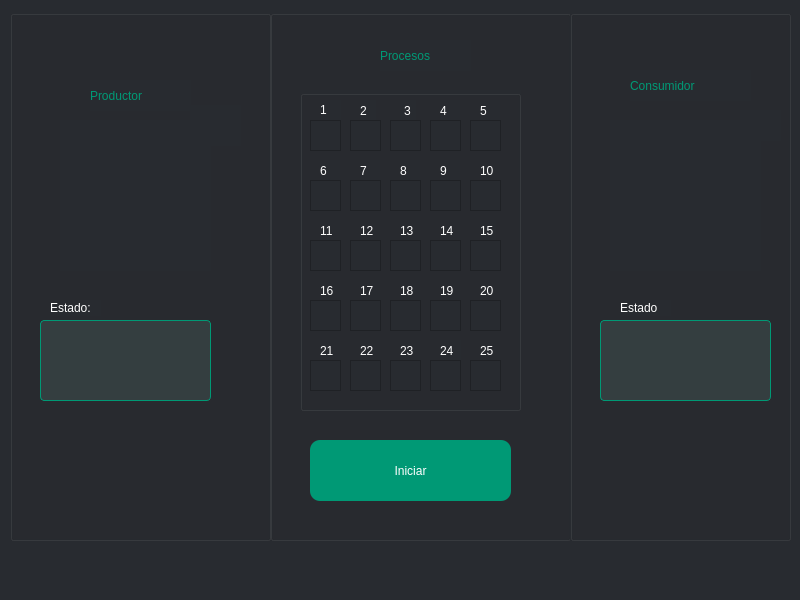
Qt form view/mainWindow.ui (Edgarbanzo/Productor-Consumidor) before a commit.
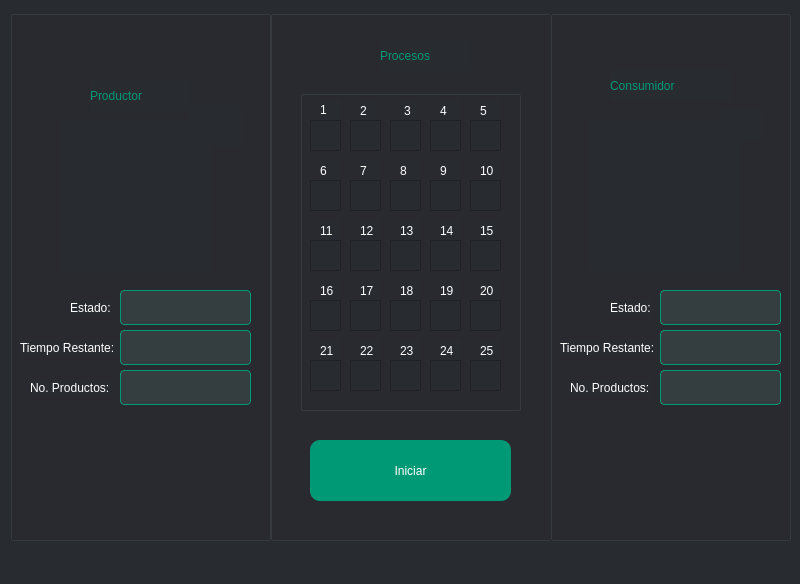
The same form after that commit. Icons and pictures are not drawn.

Patch:
```diff
--- a/view/mainWindow.ui
+++ b/view/mainWindow.ui
@@ -7,7 +7,7 @@
     <x>0</x>
     <y>0</y>
     <width>800</width>
-    <height>600</height>
+    <height>584</height>
    </rect>
   </property>
   <property name="windowTitle">
@@ -969,10 +969,10 @@
     <widget class="QLineEdit" name="textBox_StatusProductor">
      <property name="geometry">
       <rect>
-       <x>30</x>
-       <y>310</y>
-       <width>171</width>
-       <height>81</height>
+       <x>110</x>
+       <y>280</y>
+       <width>131</width>
+       <height>35</height>
       </rect>
      </property>
      <property name="minimumSize">
@@ -1043,9 +1043,9 @@
     <widget class="QLabel" name="label_StatusProductor">
      <property name="geometry">
       <rect>
-       <x>40</x>
+       <x>60</x>
        <y>290</y>
-       <width>51</width>
+       <width>41</width>
        <height>16</height>
       </rect>
      </property>
@@ -1075,13 +1075,107 @@
       <bool>true</bool>
      </property>
     </widget>
+    <widget class="QLabel" name="label_StatusProductor_2">
+     <property name="geometry">
+      <rect>
+       <x>10</x>
+       <y>330</y>
+       <width>101</width>
+       <height>16</height>
+      </rect>
+     </property>
+     <property name="styleSheet">
+      <string notr="true">color:rgb(255, 255, 255);</string>
+     </property>
+     <property name="text">
+      <string>Tiempo Restante:</string>
+     </property>
+    </widget>
+    <widget class="QLineEdit" name="textBox_StatusProductor_2">
+     <property name="geometry">
+      <rect>
+       <x>110</x>
+       <y>320</y>
+       <width>131</width>
+       <height>35</height>
+      </rect>
+     </property>
+     <property name="minimumSize">
+      <size>
+       <width>60</width>
+       <height>35</height>
+      </size>
+     </property>
+     <property name="tabletTracking">
+      <bool>true</bool>
+     </property>
+     <property name="autoFillBackground">
+      <bool>false</bool>
+     </property>
+     <property name="styleSheet">
+      <string notr="true">background-color: rgb(52, 62, 64);
+color: rgb(255, 255, 255);
+border: 1px solid rgb(0, 153, 117);
+border-radius: 4px;</string>
+     </property>
+     <property name="text">
+      <string/>
+     </property>
+    </widget>
+    <widget class="QLabel" name="label_StatusProductor_4">
+     <property name="geometry">
+      <rect>
+       <x>20</x>
+       <y>370</y>
+       <width>81</width>
+       <height>16</height>
+      </rect>
+     </property>
+     <property name="styleSheet">
+      <string notr="true">color:rgb(255, 255, 255);</string>
+     </property>
+     <property name="text">
+      <string>No. Productos:</string>
+     </property>
+    </widget>
+    <widget class="QLineEdit" name="textBox_ProductosProductor">
+     <property name="geometry">
+      <rect>
+       <x>110</x>
+       <y>360</y>
+       <width>131</width>
+       <height>35</height>
+      </rect>
+     </property>
+     <property name="minimumSize">
+      <size>
+       <width>60</width>
+       <height>35</height>
+      </size>
+     </property>
+     <property name="tabletTracking">
+      <bool>true</bool>
+     </property>
+     <property name="autoFillBackground">
+      <bool>false</bool>
+     </property>
+     <property name="styleSheet">
+      <string notr="true">background-color: rgb(52, 62, 64);
+color: rgb(255, 255, 255);
+border: 1px solid rgb(0, 153, 117);
+border-radius: 4px;</string>
+     </property>
+     <property name="text">
+      <string/>
+     </property>
+    </widget>
    </widget>
    <widget class="QGroupBox" name="groupBoxLast">
     <property name="geometry">
      <rect>
-      <x>570</x>
+      <x>550</x>
       <y>10</y>
-      <width>221</width>
+      <width>241</width>
       <height>531</height>
      </rect>
     </property>
@@ -1134,10 +1228,10 @@
     <widget class="QLineEdit" name="textBox_StatusConsumer">
      <property name="geometry">
       <rect>
-       <x>30</x>
-       <y>310</y>
-       <width>171</width>
-       <height>81</height>
+       <x>110</x>
+       <y>280</y>
+       <width>121</width>
+       <height>35</height>
       </rect>
      </property>
      <property name="minimumSize">
@@ -1165,9 +1259,9 @@
     <widget class="QLabel" name="label_StatusConsumer">
      <property name="geometry">
       <rect>
-       <x>50</x>
+       <x>60</x>
        <y>290</y>
-       <width>51</width>
+       <width>41</width>
        <height>16</height>
       </rect>
      </property>
@@ -1175,7 +1269,7 @@
       <string notr="true">color:rgb(255, 255, 255);</string>
      </property>
      <property name="text">
-      <string>Estado</string>
+      <string>Estado:</string>
      </property>
     </widget>
     <widget class="QLabel" name="label_26">
@@ -1197,6 +1291,100 @@
       <bool>true</bool>
      </property>
     </widget>
+    <widget class="QLabel" name="label_StatusProductor_3">
+     <property name="geometry">
+      <rect>
+       <x>10</x>
+       <y>330</y>
+       <width>101</width>
+       <height>16</height>
+      </rect>
+     </property>
+     <property name="styleSheet">
+      <string notr="true">color:rgb(255, 255, 255);</string>
+     </property>
+     <property name="text">
+      <string>Tiempo Restante:</string>
+     </property>
+    </widget>
+    <widget class="QLineEdit" name="textBox_TiempoConsumidor">
+     <property name="geometry">
+      <rect>
+       <x>110</x>
+       <y>320</y>
+       <width>121</width>
+       <height>35</height>
+      </rect>
+     </property>
+     <property name="minimumSize">
+      <size>
+       <width>60</width>
+       <height>35</height>
+      </size>
+     </property>
+     <property name="tabletTracking">
+      <bool>true</bool>
+     </property>
+     <property name="autoFillBackground">
+      <bool>false</bool>
+     </property>
+     <property name="styleSheet">
+      <string notr="true">background-color: rgb(52, 62, 64);
+color: rgb(255, 255, 255);
+border: 1px solid rgb(0, 153, 117);
+border-radius: 4px;</string>
+     </property>
+     <property name="text">
+      <string/>
+     </property>
+    </widget>
+    <widget class="QLabel" name="label_StatusProductor_5">
+     <property name="geometry">
+      <rect>
+       <x>20</x>
+       <y>370</y>
+       <width>81</width>
+       <height>16</height>
+      </rect>
+     </property>
+     <property name="styleSheet">
+      <string notr="true">color:rgb(255, 255, 255);</string>
+     </property>
+     <property name="text">
+      <string>No. Productos:</string>
+     </property>
+    </widget>
+    <widget class="QLineEdit" name="textBox_TiempoConsumidor_2">
+     <property name="geometry">
+      <rect>
+       <x>110</x>
+       <y>360</y>
+       <width>121</width>
+       <height>35</height>
+      </rect>
+     </property>
+     <property name="minimumSize">
+      <size>
+       <width>60</width>
+       <height>35</height>
+      </size>
+     </property>
+     <property name="tabletTracking">
+      <bool>true</bool>
+     </property>
+     <property name="autoFillBackground">
+      <bool>false</bool>
+     </property>
+     <property name="styleSheet">
+      <string notr="true">background-color: rgb(52, 62, 64);
+color: rgb(255, 255, 255);
+border: 1px solid rgb(0, 153, 117);
+border-radius: 4px;</string>
+     </property>
+     <property name="text">
+      <string/>
+     </property>
+    </widget>
    </widget>
   </widget>
   <widget class="QMenuBar" name="menubar">
```
Left out of the diff: 8 changed lines with no effect on the pictures.
